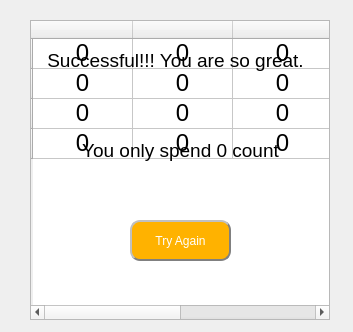
This is 20210108/2048game/ui_2048.ui in Aimee888/python-20201211 as Qt 5 draws it before an edit. The edited form follows.
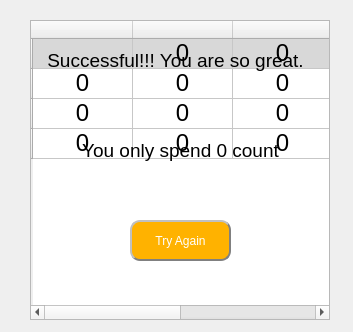
This is the edited form.

Patch:
```diff
--- a/20210108/2048game/ui_2048.ui
+++ b/20210108/2048game/ui_2048.ui
@@ -89,6 +89,24 @@
     <property name="textAlignment">
      <set>AlignCenter</set>
     </property>
+    <property name="background">
+     <brush brushstyle="SolidPattern">
+      <color alpha="255">
+       <red>216</red>
+       <green>216</green>
+       <blue>216</blue>
+      </color>
+     </brush>
+    </property>
+    <property name="foreground">
+     <brush brushstyle="SolidPattern">
+      <color alpha="255">
+       <red>216</red>
+       <green>216</green>
+       <blue>216</blue>
+      </color>
+     </brush>
+    </property>
    </item>
    <item row="0" column="1">
     <property name="text">
@@ -102,6 +120,15 @@
     <property name="textAlignment">
      <set>AlignCenter</set>
     </property>
+    <property name="background">
+     <brush brushstyle="SolidPattern">
+      <color alpha="255">
+       <red>216</red>
+       <green>216</green>
+       <blue>216</blue>
+      </color>
+     </brush>
+    </property>
    </item>
    <item row="0" column="2">
     <property name="text">
@@ -115,6 +142,15 @@
     <property name="textAlignment">
      <set>AlignCenter</set>
     </property>
+    <property name="background">
+     <brush brushstyle="SolidPattern">
+      <color alpha="255">
+       <red>216</red>
+       <green>216</green>
+       <blue>216</blue>
+      </color>
+     </brush>
+    </property>
    </item>
    <item row="0" column="3">
     <property name="text">
```
